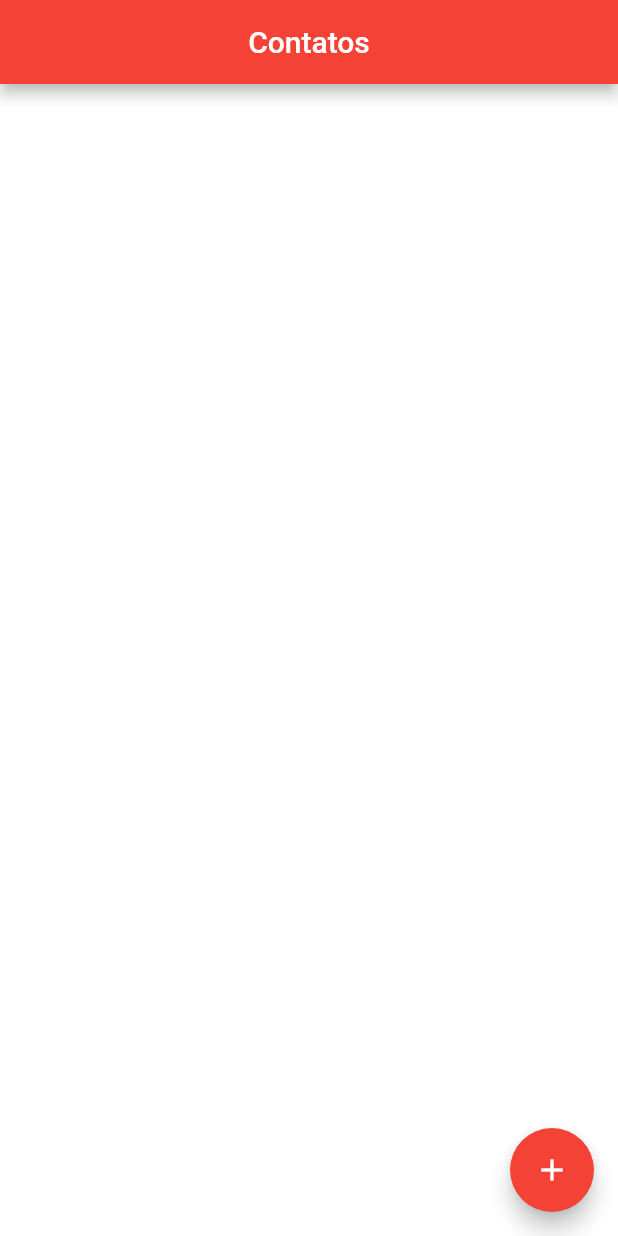
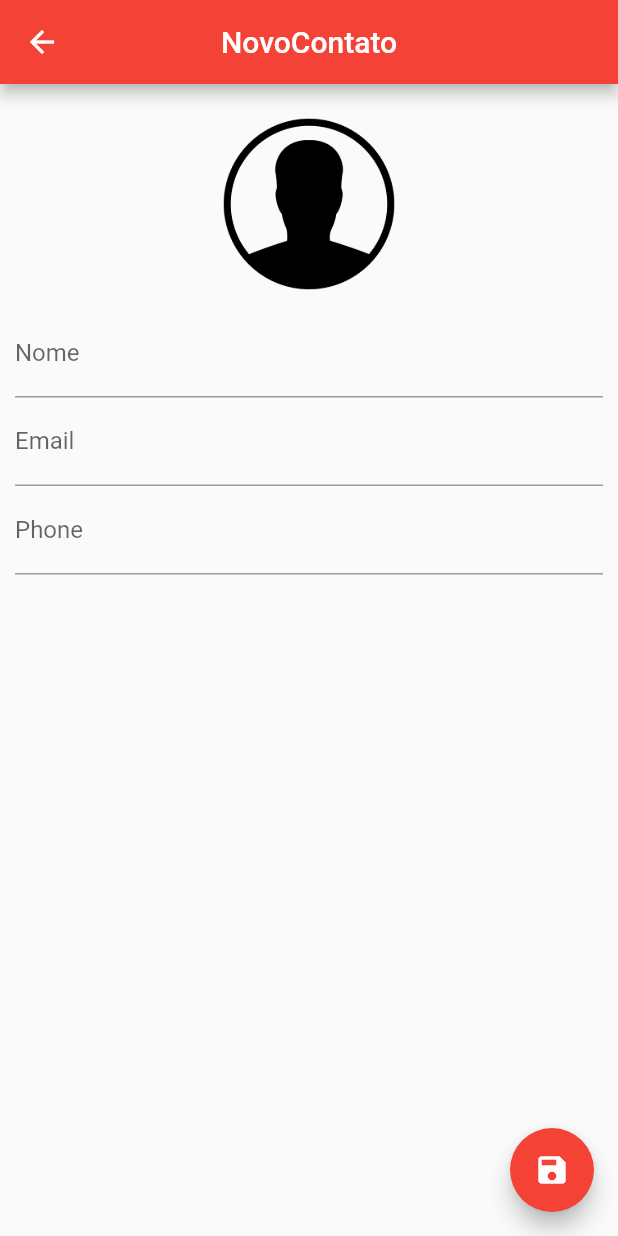
Before and after one commit to Guilimac/lista_de_contatos, a Flutter app: the screen it shows after launch, after a tap on the "add" icon, on a phone screen of 412 x 824 dp. Run offline on Flutter 3.47's test engine with Material 2 defaults, Android fonts, the phone set to English and light mode, and no system bars; our stand-ins replace sqflite; accounts and stored records are empty.

Commit message:
tela de criação e edição de contatos

```diff
--- a/lib/main.dart
+++ b/lib/main.dart
@@ -3,5 +3,6 @@ import "package:agenda_de_contatos/ui/home_page.dart";
 void main(){
   runApp(MaterialApp(
     home: HomePage(),
+    debugShowCheckedModeBanner: false,
   ));
 }
--- /dev/null
+++ b/lib/ui/contact_page.dart
@@ -0,0 +1,118 @@
+import 'dart:io';
+
+import 'package:agenda_de_contatos/helpers/contact_helper.dart';
+import 'package:flutter/cupertino.dart';
+import "package:flutter/material.dart";
+
+class ContactPage extends StatefulWidget {
+
+  final Contact contact;
+
+  ContactPage({this.contact});
+
+  @override
+  _ContactPageState createState() => _ContactPageState();
+}
+
+class _ContactPageState extends State<ContactPage> {
+
+  final _nameController = TextEditingController();
+  final _emailController = TextEditingController();
+  final _phoneController = TextEditingController();
+
+  final _nameFocus = FocusNode();
+
+  bool _userEdited = false;
+  Contact _editedContact;
+
+  @override
+  Widget build(BuildContext context) {
+    return Scaffold(
+      appBar: AppBar(
+        backgroundColor: Colors.red,
+        title: Text(_editedContact.name ?? "NovoContato"),
+        centerTitle: true,
+      ),
+      floatingActionButton: FloatingActionButton(
+        onPressed: (){
+          if(_editedContact.name != null && _editedContact.name.isNotEmpty){
+            return Navigator.pop(context, _editedContact);
+          }
+          FocusScope.of(context).requestFocus(_nameFocus);
+        },
+        child: Icon(Icons.save),
+        backgroundColor: Colors.red,
+      ),
+      body: SingleChildScrollView(
+        padding: EdgeInsets.all(10),
+        child: Column(
+          children: [
+            GestureDetector(
+              child: Container(
+                width: 140,
+                height: 140,
+                decoration: BoxDecoration(
+                    shape: BoxShape.circle,
+                    image: DecorationImage(
+                      image: _editedContact.img != null
+                          ? FileImage(File(_editedContact.img))
+                          : AssetImage("images/person.png"),
+                    )),
+              ),
+            ),
+            TextField(
+              decoration: InputDecoration(
+                labelText: "Nome"
+              ),
+              onChanged: (text){
+                  _userEdited = true;
+                  setState(() {
+                    _editedContact.name = text;
+                  });
+              },
+              controller: _nameController,
+              focusNode: _nameFocus,
+            ),
+            TextField(
+              decoration: InputDecoration(
+                  labelText: "Email"
+              ),
+              onChanged: (text){
+                _userEdited = true;
+                _editedContact.email = text;
+              },
+              keyboardType: TextInputType.emailAddress,
+              controller: _emailController,
+            ),
+            TextField(
+              decoration: InputDecoration(
+                  labelText: "Phone"
+              ),
+              onChanged: (text){
+                _userEdited = true;
+                _editedContact.phone = text;
+              },
+              keyboardType: TextInputType.phone,
+              controller: _phoneController,
+            ),
+          ],
+        ),
+      ),
+    );
+  }
+
+  @override
+  void initState() {
+    super.initState();
+
+    if(widget.contact == null){
+      _editedContact = Contact();
+    }else{
+      _editedContact = Contact.fromMap(widget.contact.toMap());
+
+      _nameController.text = _editedContact.name;
+      _emailController.text = _editedContact.email;
+      _phoneController.text = _editedContact.phone;
+    }
+  }
+}
--- a/lib/ui/home_page.dart
+++ b/lib/ui/home_page.dart
@@ -2,6 +2,8 @@ import 'package:agenda_de_contatos/helpers/contact_helper.dart';
 import 'package:flutter/cupertino.dart';
 import "package:flutter/material.dart";
 import "dart:io";
+
+import 'contact_page.dart';
 
 class HomePage extends StatefulWidget {
   @override
@@ -15,12 +17,8 @@ class _HomePageState extends State<HomePage> {
   @override
   void initState() {
     super.initState();
+    _getAllContacts();
 
-    helper.getAllContacts().then((list) {
-      setState(() {
-        contacts = list;
-      });
-    });
   }
 
   @override
@@ -33,7 +31,9 @@ class _HomePageState extends State<HomePage> {
       ),
       backgroundColor: Colors.white,
       floatingActionButton: FloatingActionButton(
-        onPressed: () {},
+        onPressed: () {
+          _showContactPage();
+        },
         child: Icon(Icons.add),
         backgroundColor: Colors.red,
       ),
@@ -85,6 +85,25 @@ class _HomePageState extends State<HomePage> {
           ),
         ),
       ),
+    onTap: (){
+        _showContactPage(contact: contacts[index]);
+    },
     );
   }
+  void _showContactPage({Contact contact}) async {
+    final recContact = await Navigator.push(context, MaterialPageRoute(builder: (context)=>ContactPage(contact: contact)));
+    if(recContact != null && contact != null){
+      await helper.updateContact(recContact);
+    }else if(recContact != null){
+      await helper.saveContact(recContact);
+    }
+    _getAllContacts();
+  }
+  void _getAllContacts(){
+    helper.getAllContacts().then((list) {
+      setState(() {
+        contacts = list;
+      });
+    });
+  }
 }
```
